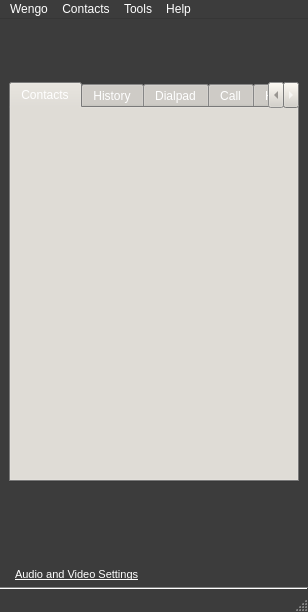
Before: the Qt Designer form wengophone/src/presentation/qt/WengoPhoneWindow.ui in tkrotoff/WengoPhone, drawn with Qt 5.
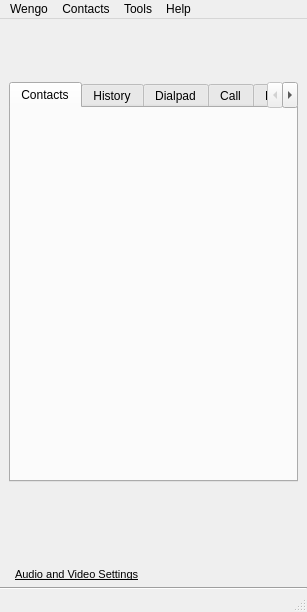
After: the same form once the commit is applied. Icons and pictures are not drawn.

```diff
--- a/wengophone/src/presentation/qt/WengoPhoneWindow.ui
+++ b/wengophone/src/presentation/qt/WengoPhoneWindow.ui
@@ -8,544 +8,14 @@
    <rect>
     <x>0</x>
     <y>0</y>
-    <width>308</width>
+    <width>307</width>
     <height>612</height>
    </rect>
   </property>
-  <property name="palette" >
-   <palette>
-    <active>
-     <color>
-      <red>255</red>
-      <green>255</green>
-      <blue>255</blue>
-     </color>
-     <color>
-      <red>212</red>
-      <green>208</green>
-      <blue>200</blue>
-     </color>
-     <color>
-      <red>255</red>
-      <green>255</green>
-      <blue>255</blue>
-     </color>
-     <color>
-      <red>234</red>
-      <green>229</green>
-      <blue>220</blue>
-     </color>
-     <color>
-      <red>128</red>
-      <green>128</green>
-      <blue>128</blue>
-     </color>
-     <color>
-      <red>141</red>
-      <green>139</green>
-      <blue>133</blue>
-     </color>
-     <color>
-      <red>255</red>
-      <green>255</green>
-      <blue>255</blue>
-     </color>
-     <color>
-      <red>255</red>
-      <green>255</green>
-      <blue>255</blue>
-     </color>
-     <color>
-      <red>255</red>
-      <green>255</green>
-      <blue>255</blue>
-     </color>
-     <color>
-      <red>255</red>
-      <green>255</green>
-      <blue>255</blue>
-     </color>
-     <color>
-      <red>60</red>
-      <green>60</green>
-      <blue>60</blue>
-     </color>
-     <color>
-      <red>64</red>
-      <green>64</green>
-      <blue>64</blue>
-     </color>
-     <color>
-      <red>10</red>
-      <green>36</green>
-      <blue>106</blue>
-     </color>
-     <color>
-      <red>255</red>
-      <green>255</green>
-      <blue>255</blue>
-     </color>
-     <color>
-      <red>0</red>
-      <green>0</green>
-      <blue>255</blue>
-     </color>
-     <color>
-      <red>255</red>
-      <green>0</green>
-      <blue>255</blue>
-     </color>
-     <color>
-      <red>232</red>
-      <green>232</green>
-      <blue>232</blue>
-     </color>
-    </active>
-    <inactive>
-     <color>
-      <red>255</red>
-      <green>255</green>
-      <blue>255</blue>
-     </color>
-     <color>
-      <red>212</red>
-      <green>208</green>
-      <blue>200</blue>
-     </color>
-     <color>
-      <red>255</red>
-      <green>255</green>
-      <blue>255</blue>
-     </color>
-     <color>
-      <red>234</red>
-      <green>229</green>
-      <blue>220</blue>
-     </color>
-     <color>
-      <red>128</red>
-      <green>128</green>
-      <blue>128</blue>
-     </color>
-     <color>
-      <red>141</red>
-      <green>139</green>
-      <blue>133</blue>
-     </color>
-     <color>
-      <red>255</red>
-      <green>255</green>
-      <blue>255</blue>
-     </color>
-     <color>
-      <red>255</red>
-      <green>255</green>
-      <blue>255</blue>
-     </color>
-     <color>
-      <red>255</red>
-      <green>255</green>
-      <blue>255</blue>
-     </color>
-     <color>
-      <red>255</red>
-      <green>255</green>
-      <blue>255</blue>
-     </color>
-     <color>
-      <red>60</red>
-      <green>60</green>
-      <blue>60</blue>
-     </color>
-     <color>
-      <red>64</red>
-      <green>64</green>
-      <blue>64</blue>
-     </color>
-     <color>
-      <red>212</red>
-      <green>208</green>
-      <blue>200</blue>
-     </color>
-     <color>
-      <red>0</red>
-      <green>0</green>
-      <blue>0</blue>
-     </color>
-     <color>
-      <red>0</red>
-      <green>0</green>
-      <blue>255</blue>
-     </color>
-     <color>
-      <red>255</red>
-      <green>0</green>
-      <blue>255</blue>
-     </color>
-     <color>
-      <red>232</red>
-      <green>232</green>
-      <blue>232</blue>
-     </color>
-    </inactive>
-    <disabled>
-     <color>
-      <red>106</red>
-      <green>104</green>
-      <blue>100</blue>
-     </color>
-     <color>
-      <red>212</red>
-      <green>208</green>
-      <blue>200</blue>
-     </color>
-     <color>
-      <red>255</red>
-      <green>255</green>
-      <blue>255</blue>
-     </color>
-     <color>
-      <red>233</red>
-      <green>231</green>
-      <blue>227</blue>
-     </color>
-     <color>
-      <red>128</red>
-      <green>128</green>
-      <blue>128</blue>
-     </color>
-     <color>
-      <red>141</red>
-      <green>139</green>
-      <blue>133</blue>
-     </color>
-     <color>
-      <red>106</red>
-      <green>104</green>
-      <blue>100</blue>
-     </color>
-     <color>
-      <red>255</red>
-      <green>255</green>
-      <blue>255</blue>
-     </color>
-     <color>
-      <red>106</red>
-      <green>104</green>
-      <blue>100</blue>
-     </color>
-     <color>
-      <red>60</red>
-      <green>60</green>
-      <blue>60</blue>
-     </color>
-     <color>
-      <red>60</red>
-      <green>60</green>
-      <blue>60</blue>
-     </color>
-     <color>
-      <red>0</red>
-      <green>0</green>
-      <blue>0</blue>
-     </color>
-     <color>
-      <red>10</red>
-      <green>36</green>
-      <blue>106</blue>
-     </color>
-     <color>
-      <red>255</red>
-      <green>255</green>
-      <blue>255</blue>
-     </color>
-     <color>
-      <red>0</red>
-      <green>0</green>
-      <blue>255</blue>
-     </color>
-     <color>
-      <red>255</red>
-      <green>0</green>
-      <blue>255</blue>
-     </color>
-     <color>
-      <red>232</red>
-      <green>232</green>
-      <blue>232</blue>
-     </color>
-    </disabled>
-   </palette>
-  </property>
   <property name="windowTitle" >
    <string>WengoPhone</string>
   </property>
   <widget class="QWidget" name="centralWidget" >
-   <property name="palette" >
-    <palette>
-     <active>
-      <color>
-       <red>255</red>
-       <green>255</green>
-       <blue>255</blue>
-      </color>
-      <color>
-       <red>212</red>
-       <green>208</green>
-       <blue>200</blue>
-      </color>
-      <color>
-       <red>255</red>
-       <green>255</green>
-       <blue>255</blue>
-      </color>
-      <color>
-       <red>234</red>
-       <green>229</green>
-       <blue>220</blue>
-      </color>
-      <color>
-       <red>128</red>
-       <green>128</green>
-       <blue>128</blue>
-      </color>
-      <color>
-       <red>141</red>
-       <green>139</green>
-       <blue>133</blue>
-      </color>
-      <color>
-       <red>255</red>
-       <green>255</green>
-       <blue>255</blue>
-      </color>
-      <color>
-       <red>255</red>
-       <green>255</green>
-       <blue>255</blue>
-      </color>
-      <color>
-       <red>255</red>
-       <green>255</green>
-       <blue>255</blue>
-      </color>
-      <color>
-       <red>255</red>
-       <green>255</green>
-       <blue>255</blue>
-      </color>
-      <color>
-       <red>60</red>
-       <green>60</green>
-       <blue>60</blue>
-      </color>
-      <color>
-       <red>64</red>
-       <green>64</green>
-       <blue>64</blue>
-      </color>
-      <color>
-       <red>10</red>
-       <green>36</green>
-       <blue>106</blue>
-      </color>
-      <color>
-       <red>255</red>
-       <green>255</green>
-       <blue>255</blue>
-      </color>
-      <color>
-       <red>0</red>
-       <green>0</green>
-       <blue>255</blue>
-      </color>
-      <color>
-       <red>255</red>
-       <green>0</green>
-       <blue>255</blue>
-      </color>
-      <color>
-       <red>232</red>
-       <green>232</green>
-       <blue>232</blue>
-      </color>
-     </active>
-     <inactive>
-      <color>
-       <red>255</red>
-       <green>255</green>
-       <blue>255</blue>
-      </color>
-      <color>
-       <red>212</red>
-       <green>208</green>
-       <blue>200</blue>
-      </color>
-      <color>
-       <red>255</red>
-       <green>255</green>
-       <blue>255</blue>
-      </color>
-      <color>
-       <red>234</red>
-       <green>229</green>
-       <blue>220</blue>
-      </color>
-      <color>
-       <red>128</red>
-       <green>128</green>
-       <blue>128</blue>
-      </color>
-      <color>
-       <red>141</red>
-       <green>139</green>
-       <blue>133</blue>
-      </color>
-      <color>
-       <red>255</red>
-       <green>255</green>
-       <blue>255</blue>
-      </color>
-      <color>
-       <red>255</red>
-       <green>255</green>
-       <blue>255</blue>
-      </color>
-      <color>
-       <red>255</red>
-       <green>255</green>
-       <blue>255</blue>
-      </color>
-      <color>
-       <red>255</red>
-       <green>255</green>
-       <blue>255</blue>
-      </color>
-      <color>
-       <red>60</red>
-       <green>60</green>
-       <blue>60</blue>
-      </color>
-      <color>
-       <red>64</red>
-       <green>64</green>
-       <blue>64</blue>
-      </color>
-      <color>
-       <red>212</red>
-       <green>208</green>
-       <blue>200</blue>
-      </color>
-      <color>
-       <red>0</red>
-       <green>0</green>
-       <blue>0</blue>
-      </color>
-      <color>
-       <red>0</red>
-       <green>0</green>
-       <blue>255</blue>
-      </color>
-      <color>
-       <red>255</red>
-       <green>0</green>
-       <blue>255</blue>
-      </color>
-      <color>
-       <red>232</red>
-       <green>232</green>
-       <blue>232</blue>
-      </color>
-     </inactive>
-     <disabled>
-      <color>
-       <red>106</red>
-       <green>104</green>
-       <blue>100</blue>
-      </color>
-      <color>
-       <red>212</red>
-       <green>208</green>
-       <blue>200</blue>
-      </color>
-      <color>
-       <red>255</red>
-       <green>255</green>
-       <blue>255</blue>
-      </color>
-      <color>
-       <red>233</red>
-       <green>231</green>
-       <blue>227</blue>
-      </color>
-      <color>
-       <red>128</red>
-       <green>128</green>
-       <blue>128</blue>
-      </color>
-      <color>
-       <red>141</red>
-       <green>139</green>
-       <blue>133</blue>
-      </color>
-      <color>
-       <red>106</red>
-       <green>104</green>
-       <blue>100</blue>
-      </color>
-      <color>
-       <red>255</red>
-       <green>255</green>
-       <blue>255</blue>
-      </color>
-      <color>
-       <red>106</red>
-       <green>104</green>
-       <blue>100</blue>
-      </color>
-      <color>
-       <red>60</red>
-       <green>60</green>
-       <blue>60</blue>
-      </color>
-      <color>
-       <red>60</red>
-       <green>60</green>
-       <blue>60</blue>
-      </color>
-      <color>
-       <red>0</red>
-       <green>0</green>
-       <blue>0</blue>
-      </color>
-      <color>
-       <red>10</red>
-       <green>36</green>
-       <blue>106</blue>
-      </color>
-      <color>
-       <red>255</red>
-       <green>255</green>
-       <blue>255</blue>
-      </color>
-      <color>
-       <red>0</red>
-       <green>0</green>
-       <blue>255</blue>
-      </color>
-      <color>
-       <red>255</red>
-       <green>0</green>
-       <blue>255</blue>
-      </color>
-      <color>
-       <red>232</red>
-       <green>232</green>
-       <blue>232</blue>
-      </color>
-     </disabled>
-    </palette>
-   </property>
    <property name="autoFillBackground" >
     <bool>true</bool>
    </property>
@@ -769,271 +239,6 @@
          </property>
          <item row="0" column="0" >
           <widget class="QTabWidget" name="tabWidget" >
-           <property name="palette" >
-            <palette>
-             <active>
-              <color>
-               <red>255</red>
-               <green>255</green>
-               <blue>255</blue>
-              </color>
-              <color>
-               <red>212</red>
-               <green>208</green>
-               <blue>200</blue>
-              </color>
-              <color>
-               <red>255</red>
-               <green>255</green>
-               <blue>255</blue>
-              </color>
-              <color>
-               <red>234</red>
-               <green>229</green>
-               <blue>220</blue>
-              </color>
-              <color>
-               <red>128</red>
-               <green>128</green>
-               <blue>128</blue>
-              </color>
-              <color>
-               <red>141</red>
-               <green>139</green>
-               <blue>133</blue>
-              </color>
-              <color>
-               <red>255</red>
-               <green>255</green>
-               <blue>255</blue>
-              </color>
-              <color>
-               <red>255</red>
-               <green>255</green>
-               <blue>255</blue>
-              </color>
-              <color>
-               <red>255</red>
-               <green>255</green>
-               <blue>255</blue>
-              </color>
-              <color>
-               <red>255</red>
-               <green>255</green>
-               <blue>255</blue>
-              </color>
-              <color>
-               <red>170</red>
-               <green>170</green>
-               <blue>170</blue>
-              </color>
-              <color>
-               <red>64</red>
-               <green>64</green>
-               <blue>64</blue>
-              </color>
-              <color>
-               <red>10</red>
-               <green>36</green>
-               <blue>106</blue>
-              </color>
-              <color>
-               <red>255</red>
-               <green>255</green>
-               <blue>255</blue>
-              </color>
-              <color>
-               <red>0</red>
-               <green>0</green>
-               <blue>255</blue>
-              </color>
-              <color>
-               <red>255</red>
-               <green>0</green>
-               <blue>255</blue>
-              </color>
-              <color>
-               <red>232</red>
-               <green>232</green>
-               <blue>232</blue>
-              </color>
-             </active>
-             <inactive>
-              <color>
-               <red>255</red>
-               <green>255</green>
-               <blue>255</blue>
-              </color>
-              <color>
-               <red>212</red>
-               <green>208</green>
-               <blue>200</blue>
-              </color>
-              <color>
-               <red>255</red>
-               <green>255</green>
-               <blue>255</blue>
-              </color>
-              <color>
-               <red>234</red>
-               <green>229</green>
-               <blue>220</blue>
-              </color>
-              <color>
-               <red>128</red>
-               <green>128</green>
-               <blue>128</blue>
-              </color>
-              <color>
-               <red>141</red>
-               <green>139</green>
-               <blue>133</blue>
-              </color>
-              <color>
-               <red>255</red>
-               <green>255</green>
-               <blue>255</blue>
-              </color>
-              <color>
-               <red>255</red>
-               <green>255</green>
-               <blue>255</blue>
-              </color>
-              <color>
-               <red>255</red>
-               <green>255</green>
-               <blue>255</blue>
-              </color>
-              <color>
-               <red>255</red>
-               <green>255</green>
-               <blue>255</blue>
-              </color>
-              <color>
-               <red>170</red>
-               <green>170</green>
-               <blue>170</blue>
-              </color>
-              <color>
-               <red>64</red>
-               <green>64</green>
-               <blue>64</blue>
-              </color>
-              <color>
-               <red>212</red>
-               <green>208</green>
-               <blue>200</blue>
-              </color>
-              <color>
-               <red>0</red>
-               <green>0</green>
-               <blue>0</blue>
-              </color>
-              <color>
-               <red>0</red>
-               <green>0</green>
-               <blue>255</blue>
-              </color>
-              <color>
-               <red>255</red>
-               <green>0</green>
-               <blue>255</blue>
-              </color>
-              <color>
-               <red>232</red>
-               <green>232</green>
-               <blue>232</blue>
-              </color>
-             </inactive>
-             <disabled>
-              <color>
-               <red>106</red>
-               <green>104</green>
-               <blue>100</blue>
-              </color>
-              <color>
-               <red>212</red>
-               <green>208</green>
-               <blue>200</blue>
-              </color>
-              <color>
-               <red>255</red>
-               <green>255</green>
-               <blue>255</blue>
-              </color>
-              <color>
-               <red>233</red>
-               <green>231</green>
-               <blue>227</blue>
-              </color>
-              <color>
-               <red>128</red>
-               <green>128</green>
-               <blue>128</blue>
-              </color>
-              <color>
-               <red>141</red>
-               <green>139</green>
-               <blue>133</blue>
-              </color>
-              <color>
-               <red>106</red>
-               <green>104</green>
-               <blue>100</blue>
-              </color>
-              <color>
-               <red>255</red>
-               <green>255</green>
-               <blue>255</blue>
-              </color>
-              <color>
-               <red>106</red>
-               <green>104</green>
-               <blue>100</blue>
-              </color>
-              <color>
-               <red>170</red>
-               <green>170</green>
-               <blue>170</blue>
-              </color>
-              <color>
-               <red>170</red>
-               <green>170</green>
-               <blue>170</blue>
-              </color>
-              <color>
-               <red>0</red>
-               <green>0</green>
-               <blue>0</blue>
-              </color>
-              <color>
-               <red>10</red>
-               <green>36</green>
-               <blue>106</blue>
-              </color>
-              <color>
-               <red>255</red>
-               <green>255</green>
-               <blue>255</blue>
-              </color>
-              <color>
-               <red>0</red>
-               <green>0</green>
-               <blue>255</blue>
-              </color>
-              <color>
-               <red>255</red>
-               <green>0</green>
-               <blue>255</blue>
-              </color>
-              <color>
-               <red>232</red>
-               <green>232</green>
-               <blue>232</blue>
-              </color>
-             </disabled>
-            </palette>
-           </property>
            <property name="autoFillBackground" >
             <bool>false</bool>
            </property>
@@ -1135,9 +340,9 @@
             <blue>191</blue>
            </color>
            <color>
-            <red>60</red>
-            <green>60</green>
-            <blue>60</blue>
+            <red>212</red>
+            <green>208</green>
+            <blue>200</blue>
            </color>
            <color>
             <red>64</red>
@@ -1222,9 +427,9 @@
             <blue>191</blue>
            </color>
            <color>
-            <red>60</red>
-            <green>60</green>
-            <blue>60</blue>
+            <red>212</red>
+            <green>208</green>
+            <blue>200</blue>
            </color>
            <color>
             <red>64</red>
@@ -1309,9 +514,9 @@
             <blue>60</blue>
            </color>
            <color>
-            <red>60</red>
-            <green>60</green>
-            <blue>60</blue>
+            <red>212</red>
+            <green>208</green>
+            <blue>200</blue>
            </color>
            <color>
             <red>0</red>
@@ -1356,271 +561,6 @@
       </item>
       <item>
        <widget class="QLabel" name="configPanelLabel" >
-        <property name="palette" >
-         <palette>
-          <active>
-           <color>
-            <red>255</red>
-            <green>255</green>
-            <blue>255</blue>
-           </color>
-           <color>
-            <red>212</red>
-            <green>208</green>
-            <blue>200</blue>
-           </color>
-           <color>
-            <red>255</red>
-            <green>255</green>
-            <blue>255</blue>
-           </color>
-           <color>
-            <red>234</red>
-            <green>229</green>
-            <blue>220</blue>
-           </color>
-           <color>
-            <red>128</red>
-            <green>128</green>
-            <blue>128</blue>
-           </color>
-           <color>
-            <red>141</red>
-            <green>139</green>
-            <blue>133</blue>
-           </color>
-           <color>
-            <red>255</red>
-            <green>255</green>
-            <blue>255</blue>
-           </color>
-           <color>
-            <red>255</red>
-            <green>255</green>
-            <blue>255</blue>
-           </color>
-           <color>
-            <red>255</red>
-            <green>255</green>
-            <blue>255</blue>
-           </color>
-           <color>
-            <red>255</red>
-            <green>255</green>
-            <blue>255</blue>
-           </color>
-           <color>
-            <red>60</red>
-            <green>60</green>
-            <blue>60</blue>
-           </color>
-           <color>
-            <red>64</red>
-            <green>64</green>
-            <blue>64</blue>
-           </color>
-           <color>
-            <red>10</red>
-            <green>36</green>
-            <blue>106</blue>
-           </color>
-           <color>
-            <red>255</red>
-            <green>255</green>
-            <blue>255</blue>
-           </color>
-           <color>
-            <red>0</red>
-            <green>0</green>
-            <blue>255</blue>
-           </color>
-           <color>
-            <red>255</red>
-            <green>0</green>
-            <blue>255</blue>
-           </color>
-           <color>
-            <red>232</red>
-            <green>232</green>
-            <blue>232</blue>
-           </color>
-          </active>
-          <inactive>
-           <color>
-            <red>255</red>
-            <green>255</green>
-            <blue>255</blue>
-           </color>
-           <color>
-            <red>212</red>
-            <green>208</green>
-            <blue>200</blue>
-           </color>
-           <color>
-            <red>255</red>
-            <green>255</green>
-            <blue>255</blue>
-           </color>
-           <color>
-            <red>234</red>
-            <green>229</green>
-            <blue>220</blue>
-           </color>
-           <color>
-            <red>128</red>
-            <green>128</green>
-            <blue>128</blue>
-           </color>
-           <color>
-            <red>141</red>
-            <green>139</green>
-            <blue>133</blue>
-           </color>
-           <color>
-            <red>255</red>
-            <green>255</green>
-            <blue>255</blue>
-           </color>
-           <color>
-            <red>255</red>
-            <green>255</green>
-            <blue>255</blue>
-           </color>
-           <color>
-            <red>255</red>
-            <green>255</green>
-            <blue>255</blue>
-           </color>
-           <color>
-            <red>255</red>
-            <green>255</green>
-            <blue>255</blue>
-           </color>
-           <color>
-            <red>60</red>
-            <green>60</green>
-            <blue>60</blue>
-           </color>
-           <color>
-            <red>64</red>
-            <green>64</green>
-            <blue>64</blue>
-           </color>
-           <color>
-            <red>212</red>
-            <green>208</green>
-            <blue>200</blue>
-           </color>
-           <color>
-            <red>0</red>
-            <green>0</green>
-            <blue>0</blue>
-           </color>
-           <color>
-            <red>0</red>
-            <green>0</green>
-            <blue>255</blue>
-           </color>
-           <color>
-            <red>255</red>
-            <green>0</green>
-            <blue>255</blue>
-           </color>
-           <color>
-            <red>232</red>
-            <green>232</green>
-            <blue>232</blue>
-           </color>
-          </inactive>
-          <disabled>
-           <color>
-            <red>106</red>
-            <green>104</green>
-            <blue>100</blue>
-           </color>
-           <color>
-            <red>212</red>
-            <green>208</green>
-            <blue>200</blue>
-           </color>
-           <color>
-            <red>255</red>
-            <green>255</green>
-            <blue>255</blue>
-           </color>
-           <color>
-            <red>233</red>
-            <green>231</green>
-            <blue>227</blue>
-           </color>
-           <color>
-            <red>128</red>
-            <green>128</green>
-            <blue>128</blue>
-           </color>
-           <color>
-            <red>141</red>
-            <green>139</green>
-            <blue>133</blue>
-           </color>
-           <color>
-            <red>118</red>
-            <green>116</green>
-            <blue>108</blue>
-           </color>
-           <color>
-            <red>255</red>
-            <green>255</green>
-            <blue>255</blue>
-           </color>
-           <color>
-            <red>106</red>
-            <green>104</green>
-            <blue>100</blue>
-           </color>
-           <color>
-            <red>60</red>
-            <green>60</green>
-            <blue>60</blue>
-           </color>
-           <color>
-            <red>60</red>
-            <green>60</green>
-            <blue>60</blue>
-           </color>
-           <color>
-            <red>0</red>
-            <green>0</green>
-            <blue>0</blue>
-           </color>
-           <color>
-            <red>10</red>
-            <green>36</green>
-            <blue>106</blue>
-           </color>
-           <color>
-            <red>255</red>
-            <green>255</green>
-            <blue>255</blue>
-           </color>
-           <color>
-            <red>0</red>
-            <green>0</green>
-            <blue>255</blue>
-           </color>
-           <color>
-            <red>255</red>
-            <green>0</green>
-            <blue>255</blue>
-           </color>
-           <color>
-            <red>232</red>
-            <green>232</green>
-            <blue>232</blue>
-           </color>
-          </disabled>
-         </palette>
-        </property>
         <property name="text" >
          <string>&lt;html>&lt;head>&lt;meta name="qrichtext" content="1" />&lt;/head>&lt;body style=" white-space: pre-wrap; font-family:MS Shell Dlg; font-size:8.25pt; font-weight:400; font-style:normal; text-decoration:none;">&lt;p style=" margin-top:0px; margin-bottom:0px; margin-left:0px; margin-right:0px; -qt-block-indent:0; text-indent:0px;">&lt;span style=" font-size:8pt; text-decoration: underline;">Audio and Video Settings&lt;/span>&lt;/p>&lt;/body>&lt;/html></string>
         </property>
@@ -1654,7 +594,7 @@
     <rect>
      <x>0</x>
      <y>0</y>
-     <width>308</width>
+     <width>307</width>
      <height>19</height>
     </rect>
    </property>
@@ -1737,7 +677,7 @@
     <rect>
      <x>0</x>
      <y>593</y>
-     <width>308</width>
+     <width>307</width>
      <height>19</height>
     </rect>
    </property>
```
